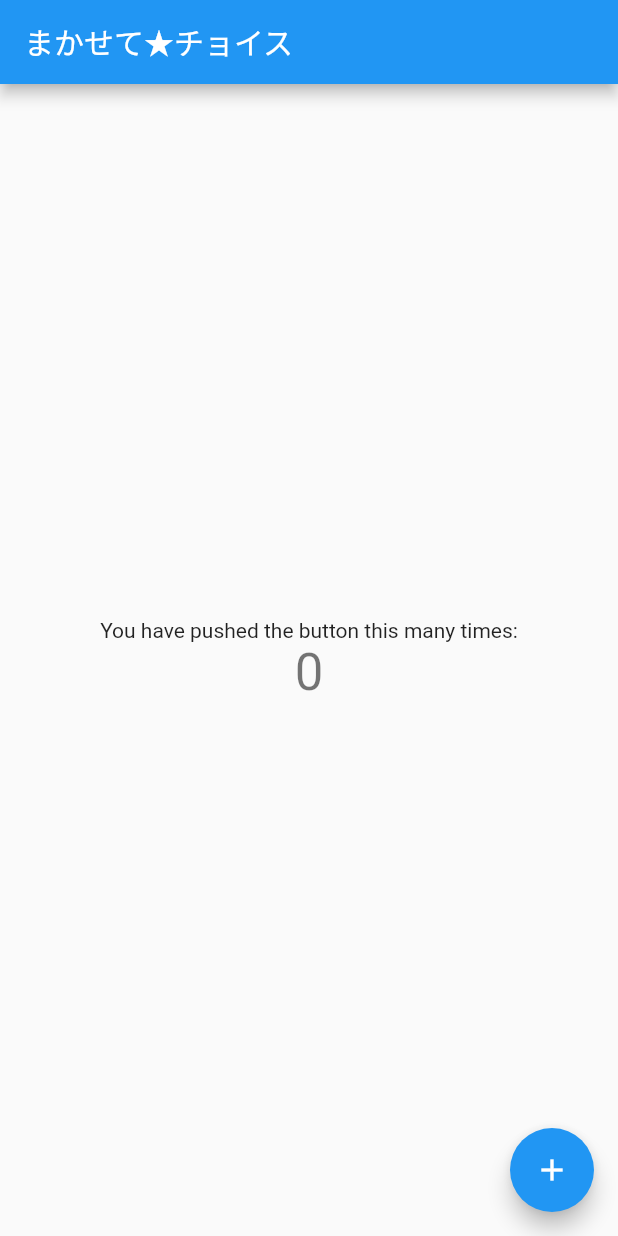
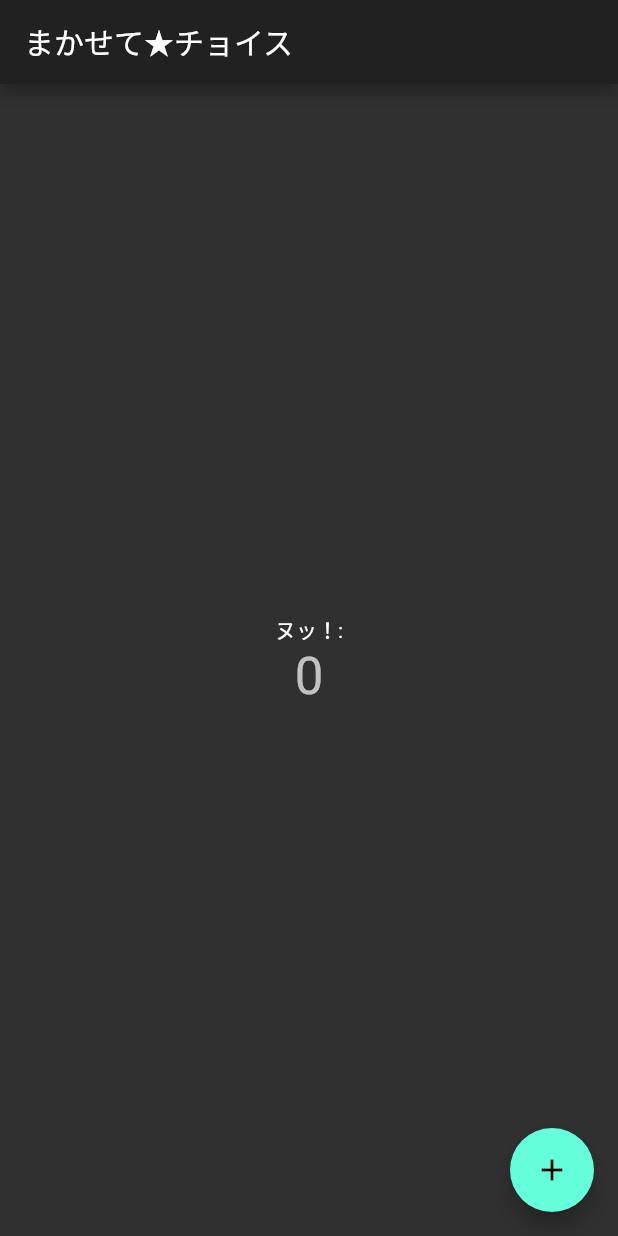
Before and after one commit to emusute1212/makasete_choice_cross_platform, a Flutter app: the screen it shows after launch, on a phone screen of 412 x 824 dp. Run offline on Flutter 3.47's test engine with Material 2 defaults, Android fonts, the phone set to English and light mode, and no system bars.

Commit message:
refactor: コメント文を削除・テーマをダークテーマに変更

```diff
--- a/lib/view/main.dart
+++ b/lib/view/main.dart
@@ -3,23 +3,11 @@ import 'package:flutter/material.dart';
 void main() => runApp(MyApp());
 
 class MyApp extends StatelessWidget {
-  // This widget is the root of your application.
   @override
   Widget build(BuildContext context) {
     return MaterialApp(
       title: 'まかせて★チョイス',
-      theme: ThemeData(
-        // This is the theme of your application.
-        //
-        // Try running your application with "flutter run". You'll see the
-        // application has a blue toolbar. Then, without quitting the app, try
-        // changing the primarySwatch below to Colors.green and then invoke
-        // "hot reload" (press "r" in the console where you ran "flutter run",
-        // or simply save your changes to "hot reload" in a Flutter IDE).
-        // Notice that the counter didn't reset back to zero; the application
-        // is not restarted.
-        primarySwatch: Colors.blue,
-      ),
+      theme: ThemeData.dark(),
       home: MyHomePage(title: 'まかせて★︎チョイス'),
     );
   }
@@ -27,16 +15,6 @@ class MyApp extends StatelessWidget {
 
 class MyHomePage extends StatefulWidget {
   MyHomePage({Key key, this.title}) : super(key: key);
-
-  // This widget is the home page of your application. It is stateful, meaning
-  // that it has a State object (defined below) that contains fields that affect
-  // how it looks.
-
-  // This class is the configuration for the state. It holds the values (in this
-  // case the title) provided by the parent (in this case the App widget) and
-  // used by the build method of the State. Fields in a Widget subclass are
-  // always marked "final".
-
   final String title;
 
   @override
@@ -48,51 +26,22 @@ class _MyHomePageState extends State<MyHomePage> {
 
   void _incrementCounter() {
     setState(() {
-      // This call to setState tells the Flutter framework that something has
-      // changed in this State, which causes it to rerun the build method below
-      // so that the display can reflect the updated values. If we changed
-      // _counter without calling setState(), then the build method would not be
-      // called again, and so nothing would appear to happen.
       _counter++;
     });
   }
 
   @override
   Widget build(BuildContext context) {
-    // This method is rerun every time setState is called, for instance as done
-    // by the _incrementCounter method above.
-    //
-    // The Flutter framework has been optimized to make rerunning build methods
-    // fast, so that you can just rebuild anything that needs updating rather
-    // than having to individually change instances of widgets.
     return Scaffold(
       appBar: AppBar(
-        // Here we take the value from the MyHomePage object that was created by
-        // the App.build method, and use it to set our appbar title.
         title: Text(widget.title),
       ),
       body: Center(
-        // Center is a layout widget. It takes a single child and positions it
-        // in the middle of the parent.
         child: Column(
-          // Column is also layout widget. It takes a list of children and
-          // arranges them vertically. By default, it sizes itself to fit its
-          // children horizontally, and tries to be as tall as its parent.
-          //
-          // Invoke "debug painting" (press "p" in the console, choose the
-          // "Toggle Debug Paint" action from the Flutter Inspector in Android
-          // Studio, or the "Toggle Debug Paint" command in Visual Studio Code)
-          // to see the wireframe for each widget.
-          //
-          // Column has various properties to control how it sizes itself and
-          // how it positions its children. Here we use mainAxisAlignment to
-          // center the children vertically; the main axis here is the vertical
-          // axis because Columns are vertical (the cross axis would be
-          // horizontal).
           mainAxisAlignment: MainAxisAlignment.center,
           children: <Widget>[
             Text(
-              'You have pushed the button this many times:',
+              'ヌッ！:',
             ),
             Text(
               '$_counter',
@@ -105,7 +54,7 @@ class _MyHomePageState extends State<MyHomePage> {
         onPressed: _incrementCounter,
         tooltip: 'Increment',
         child: Icon(Icons.add),
-      ), // This trailing comma makes auto-formatting nicer for build methods.
+      ),
     );
   }
 }
```
